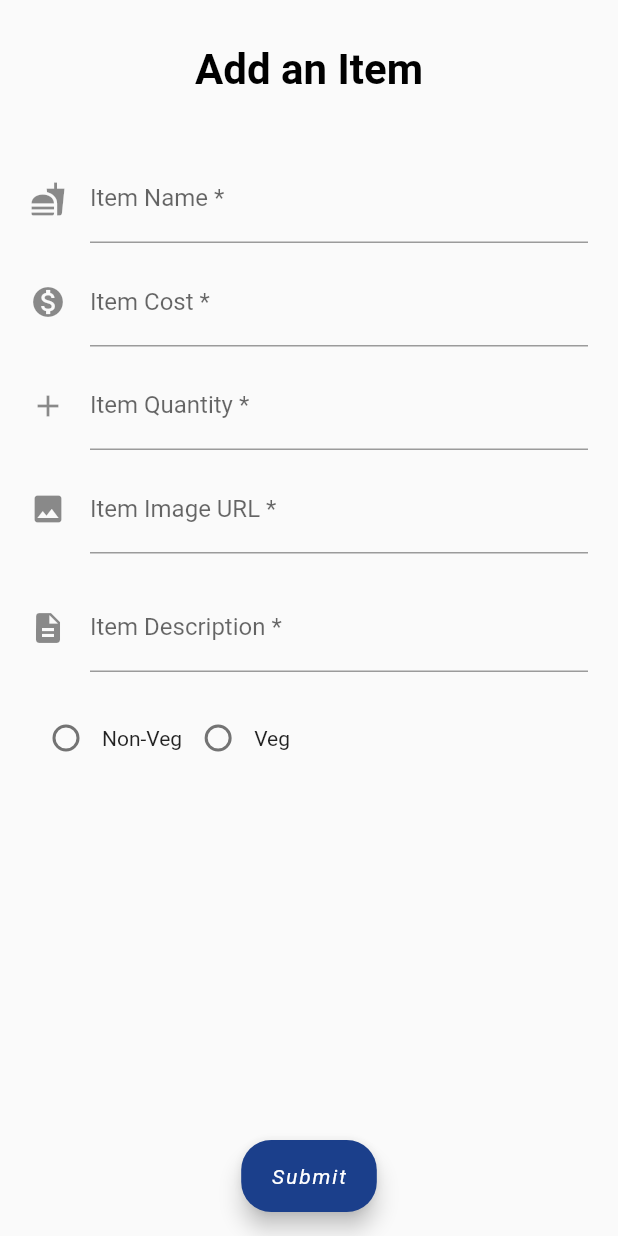
After one commit to GearGit/RestaurantManagementSystem, a Flutter app: the CreateItemPage screen opened directly, on a phone screen of 412 x 824 dp. The commit adds this screen. Run offline on Flutter 3.47's test engine with Material 2 defaults, Android fonts, the phone set to English and light mode, and no system bars; our stand-ins replace hive; accounts and stored records are empty; generated files the repository leaves out were written again.

Commit message:
added admin panel

```diff
--- /dev/null
+++ b/lib/admin_ui/create_item.dart
@@ -0,0 +1,238 @@
+import 'package:flutter/material.dart';
+
+class CreateItemPage extends StatefulWidget {
+  CreateItemPage({Key key}) : super(key: key);
+
+  @override
+  _CreateItemPageState createState() => _CreateItemPageState();
+}
+
+class _CreateItemPageState extends State<CreateItemPage> {
+
+  final itemNameController = TextEditingController();
+  final itemCostController = TextEditingController();
+  final itemQuantityController = TextEditingController();
+  final itemUrlController = TextEditingController();
+  final itemDescriptionController = TextEditingController();
+
+  int radioVal = -1;
+
+  final FocusNode _nameFocus = FocusNode();
+  final FocusNode _costFocus = FocusNode();
+  final FocusNode _quantityFocus = FocusNode();
+  final FocusNode _urlFocus = FocusNode();
+  final FocusNode _descriptionFocus = FocusNode();
+
+  final _confirmaionSnackBar = SnackBar(content: Text('Item Added !!!',textAlign: TextAlign.center,));
+  final _incompleteSnackBar = SnackBar(content: Text('All fields need to be filled',textAlign: TextAlign.center,));
+
+  final GlobalKey<ScaffoldState> _scaffoldKey = new GlobalKey<ScaffoldState>();
+  @override
+  Widget build(BuildContext context) {
+    return Scaffold(
+      floatingActionButton: FloatingActionButton.extended(
+            shape: RoundedRectangleBorder(
+              borderRadius: BorderRadius.all(Radius.circular(20.0))
+            ),
+            label:Text("Submit",style: TextStyle(color:Colors.white,fontWeight:FontWeight.w400,fontStyle:FontStyle.italic),),
+            backgroundColor: Color(0xff1B3F8B),
+            onPressed: () => handleSubmit(),
+            ),
+          floatingActionButtonLocation: FloatingActionButtonLocation.centerFloat,
+
+      key: _scaffoldKey,
+      resizeToAvoidBottomInset:true,
+
+      body: SingleChildScrollView(
+              child: Column(
+          children: <Widget>[
+            /* Title of page */
+
+            Padding(
+              padding: EdgeInsets.only(left:30.0,right:30.0,top:30.0,bottom:30.0),
+              child: Text("Add an Item",style: TextStyle(color:Colors.black,fontSize:28.0,fontWeight: FontWeight.bold),),
+            ),
+
+            /* Enter item name */
+
+            Container(
+              padding: EdgeInsets.only(left:20.0,right:20.0,top:10.0),
+              child: TextFormField(
+                controller: itemNameController,
+                keyboardType: TextInputType.text,
+                textInputAction: TextInputAction.next,
+                focusNode: _nameFocus,
+                onFieldSubmitted: (term){
+                  _fieldFocusChange(context, _nameFocus, _costFocus);
+                },
+                decoration: const InputDecoration(
+                  icon: Icon(Icons.fastfood),
+                  hintText: 'Name of the food item',
+                  labelText: 'Item Name *',
+                ),
+                onSaved: (String value) {
+                  // This optional block of code can be used to run
+                  // code when the user saves the form.
+                },
+              )
+            ),
+
+            /*Enter item Cost*/
+
+            Container(
+              padding: EdgeInsets.only(left:20.0,right:20.0,top:10.0),
+              child: TextFormField(
+                  controller: itemCostController,
+                keyboardType: TextInputType.number,
+                textInputAction: TextInputAction.next,
+                focusNode: _costFocus,
+                onFieldSubmitted: (term){
+                  _fieldFocusChange(context, _costFocus, _quantityFocus);
+                },
+                decoration: const InputDecoration(
+                  icon: Icon(Icons.monetization_on),
+                  hintText: 'Cost of the food item',
+                  labelText: 'Item Cost *',
+                ),
+                onSaved: (String value) {
+                  // This optional block of code can be used to run
+                  // code when the user saves the form.
+                },
+              )
+            ),
+
+            /*Enter item Quantity*/
+
+            Container(
+              padding: EdgeInsets.only(left:20.0,right:20.0,top:10.0),
+              child: TextFormField(
+                  controller: itemQuantityController,
+                keyboardType: TextInputType.number,
+                textInputAction: TextInputAction.next,
+                focusNode: _quantityFocus,
+                onFieldSubmitted: (term){
+                  _fieldFocusChange(context, _quantityFocus, _urlFocus);
+                },
+                decoration: const InputDecoration(
+                  icon: Icon(Icons.add),
+                  hintText: 'Quantity of the food item',
+                  labelText: 'Item Quantity *',
+                ),
+                onSaved: (String value) {
+                  // This optional block of code can be used to run
+                  // code when the user saves the form.
+                },
+              )
+            ),
+
+            /*Enter item URL*/
+
+            Container(
+              padding: EdgeInsets.only(left:20.0,right:20.0,top:10.0),
+              child: TextFormField(
+                  controller: itemUrlController,
+                keyboardType: TextInputType.url,
+                textInputAction: TextInputAction.next,
+                focusNode: _urlFocus,
+                onFieldSubmitted: (term){
+                  _fieldFocusChange(context, _urlFocus, _descriptionFocus);
+                },
+                decoration: const InputDecoration(
+                  icon: Icon(Icons.image),
+                  hintText: 'Image URL of the food item',
+                  labelText: 'Item Image URL *',
+                ),
+                onSaved: (String value) {
+                  // This optional block of code can be used to run
+                  // code when the user saves the form.
+                },
+              )
+            ),
+
+            /*Enter item Description*/
+
+            Container(
+              padding: EdgeInsets.only(left:20.0,right:20.0,top:20.0),
+              child: TextFormField(
+                  controller: itemDescriptionController,
+                keyboardType: TextInputType.multiline,
+                textInputAction: TextInputAction.done,
+                focusNode: _descriptionFocus,
+                decoration: const InputDecoration(
+                  icon: Icon(Icons.description),
+                  hintText: 'Description of the food item',
+                  labelText: 'Item Description *',
+                ),
+                onSaved: (String value) {
+                  // This optional block of code can be used to run
+                  // code when the user saves the form.
+                },
+              )
+            ),
+
+            /*Enter item type*/
+
+            Container(
+              padding: EdgeInsets.only(left:20.0,right:20.0,top:20.0),
+              child: Row(
+                children: <Widget>[
+                  Radio(
+                    value: 0,
+                    groupValue: radioVal,
+                    onChanged: (int newValue){
+                      setState(() {
+                        radioVal = newValue;
+                      });
+                    }),
+                    Text("Non-Veg"),
+                  Radio(
+                    value: 1,
+                    groupValue: radioVal,
+                    onChanged: (int newValue){
+                      setState(() {
+                        radioVal = newValue;
+                      });
+                    }),
+                    Text("Veg"),
+                ],
+              )
+            ),
+
+          ],
+        ),
+      ),
+    );
+  }
+  void handleSubmit(){
+
+    String name = itemNameController.text;
+    String description = itemDescriptionController.text;
+    String cost = itemCostController.text;
+    String quantity = itemQuantityController.text;
+    String url = itemUrlController.text;
+    String type;
+    if(name.trim() != "" && description.trim() != "" && cost.trim() != "" && quantity.trim() != "" && url.trim() != "" && radioVal != -1){
+
+      if(radioVal == 0){
+        type = "n";
+      }else{
+        type = "v";
+      }
+      print("Item Name : "+name+"\n");
+      print("Item Desc : "+description+"\n");
+      print("Item Cost : "+cost+"\n");
+      print("Item Qty : "+quantity+"\n");
+      print("Item URL : "+url+"\n");
+      print("Item Type : "+type+"\n");
+
+      _scaffoldKey.currentState.showSnackBar(_confirmaionSnackBar);
+    }else{
+      _scaffoldKey.currentState.showSnackBar(_incompleteSnackBar);
+    }
+  }
+
+  void _fieldFocusChange(BuildContext context, FocusNode currentFocus,FocusNode nextFocus) {
+    currentFocus.unfocus();
+    FocusScope.of(context).requestFocus(nextFocus);
+  }
+}
```
Also changed, not shown: lib/admin_ui/admin_home_page.dart (added, +127 -0 lines), lib/admin_ui/update_item.dart (added, +239 -0 lines), lib/main.dart (+3 -23 lines).
